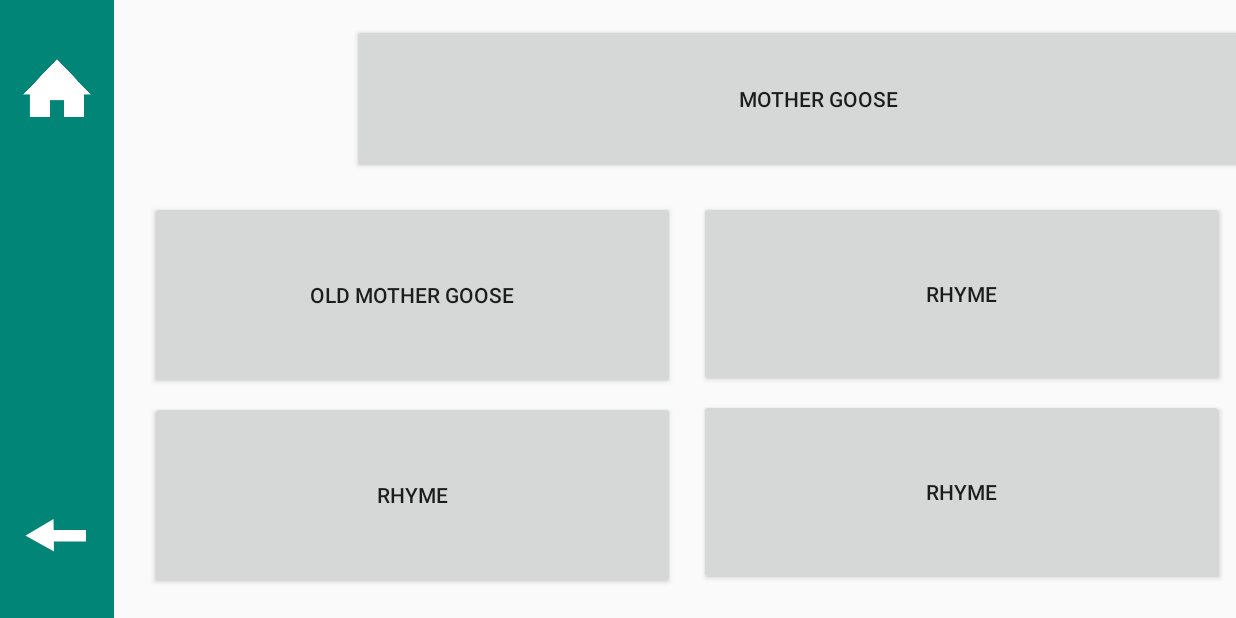
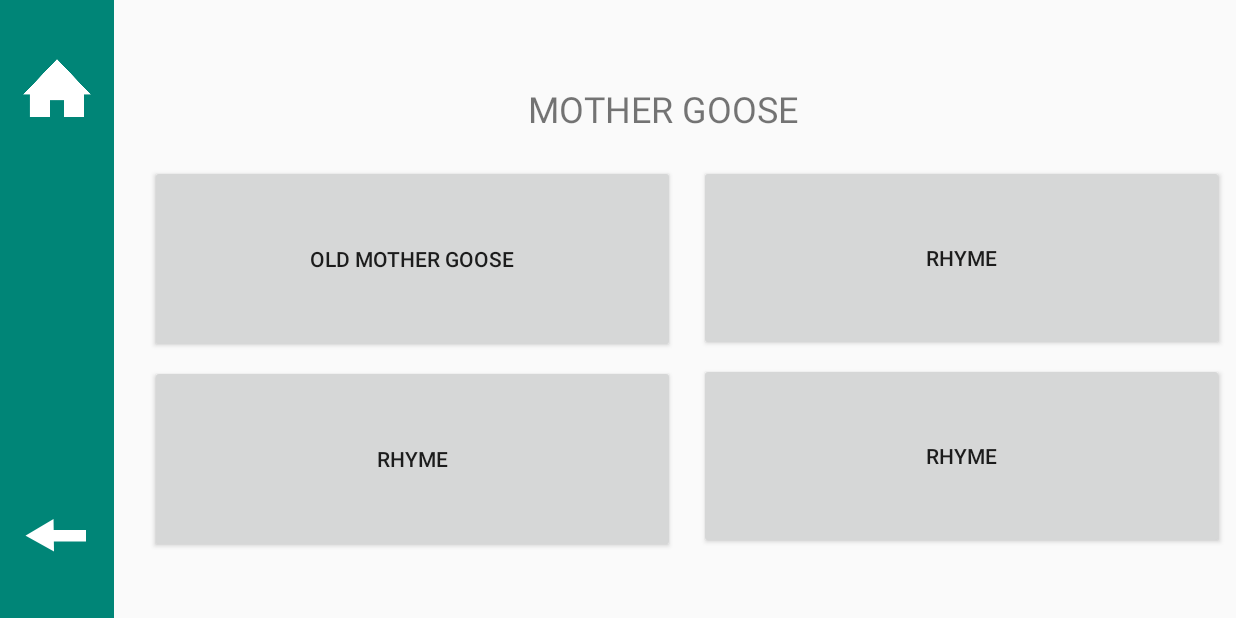
Before and after one commit to Eric1e/8310_Project, an Android app: the RhymesList screen opened directly, with no data from a screen before it, on a phone screen of 824 x 412 dp (held sideways). Run offline under Robolectric (Android 15) with nearby library versions, the phone set to English and light mode, and no system bars.

Commit message:
Update activity_rhyme_list.xml
title button replaced w/ only a title

```diff
--- a/app/src/main/res/layout/activity_rhyme_list.xml
+++ b/app/src/main/res/layout/activity_rhyme_list.xml
@@ -5,6 +5,37 @@
     xmlns:tools="http://schemas.android.com/tools"
     android:layout_width="match_parent"
     android:layout_height="match_parent">
+
+    <TextView
+        android:id="@+id/Title"
+        android:layout_width="wrap_content"
+        android:layout_height="36dp"
+        android:layout_marginStart="305dp"
+        android:layout_marginLeft="305dp"
+        android:layout_marginTop="75dp"
+        android:layout_marginEnd="245dp"
+        android:layout_marginRight="245dp"
+        android:layout_marginBottom="339dp"
+        android:text="MOTHER GOOSE"
+        android:textSize="24sp"
+        app:layout_constraintBottom_toBottomOf="@+id/linearLayout"
+        app:layout_constraintEnd_toEndOf="@+id/linearLayout"
+        app:layout_constraintStart_toStartOf="@+id/linearLayout"
+        app:layout_constraintTop_toTopOf="@+id/linearLayout" />
+
+    <Button
+        android:id="@+id/button"
+        android:layout_width="350dp"
+        android:layout_height="125dp"
+        android:layout_marginStart="100dp"
+        android:layout_marginLeft="100dp"
+        android:layout_marginTop="100dp"
+        android:onClick="onRhymeClick"
+        android:text="old mother goose"
+        android:translationX="0dp"
+        android:translationY="10dp"
+        app:layout_constraintStart_toStartOf="@+id/linearLayout"
+        app:layout_constraintTop_toTopOf="parent" />
 
     <Button
         android:id="@+id/button5"
@@ -20,31 +51,17 @@
         app:layout_constraintTop_toBottomOf="@+id/button" />
 
     <Button
-        android:id="@+id/button"
-        android:layout_width="350dp"
-        android:layout_height="125dp"
-        android:layout_marginStart="100dp"
-        android:layout_marginLeft="100dp"
-        android:layout_marginTop="8dp"
-        android:onClick="onRhymeClick"
-        android:text="old mother goose"
-        android:translationX="0dp"
-        android:translationY="10dp"
-        app:layout_constraintStart_toStartOf="@+id/linearLayout"
-        app:layout_constraintTop_toBottomOf="@+id/button4" />
-
-    <Button
         android:id="@+id/button6"
         android:layout_width="350dp"
         android:layout_height="124dp"
         android:layout_marginStart="16dp"
         android:layout_marginLeft="16dp"
-        android:layout_marginTop="8dp"
+        android:layout_marginTop="100dp"
         android:text="rhyme"
         android:translationX="0dp"
         android:translationY="10dp"
         app:layout_constraintStart_toEndOf="@+id/button"
-        app:layout_constraintTop_toBottomOf="@+id/button4" />
+        app:layout_constraintTop_toTopOf="parent" />
 
     <Button
         android:id="@+id/button7"
@@ -59,24 +76,6 @@
         app:layout_constraintStart_toEndOf="@+id/button5"
         app:layout_constraintTop_toBottomOf="@+id/button6" />
 
-    <Button
-        android:id="@+id/button4"
-        android:layout_width="620dp"
-        android:layout_height="100dp"
-        android:layout_marginStart="8dp"
-        android:layout_marginLeft="8dp"
-        android:layout_marginEnd="8dp"
-        android:layout_marginRight="8dp"
-        android:text="mother goose"
-        android:translationX="45dp"
-        android:translationY="0dp"
-        app:layout_constraintBottom_toBottomOf="parent"
-        app:layout_constraintEnd_toEndOf="parent"
-        app:layout_constraintHorizontal_bias="0.968"
-        app:layout_constraintStart_toStartOf="parent"
-        app:layout_constraintTop_toTopOf="parent"
-        app:layout_constraintVertical_bias="0.051" />
-
     <LinearLayout
         android:id="@+id/linearLayout"
         android:layout_width="match_parent"
@@ -84,6 +83,7 @@
         android:orientation="horizontal">
 
         <RelativeLayout
+            android:id="@+id/relativeLayout3"
             android:layout_width="match_parent"
             android:layout_height="match_parent">
 
@@ -115,6 +115,7 @@
                 android:translationX="13dp"
                 android:translationY="282dp"
                 app:srcCompat="@drawable/arrow_left_button_nocircle" />
+
         </RelativeLayout>
 
     </LinearLayout>
```
